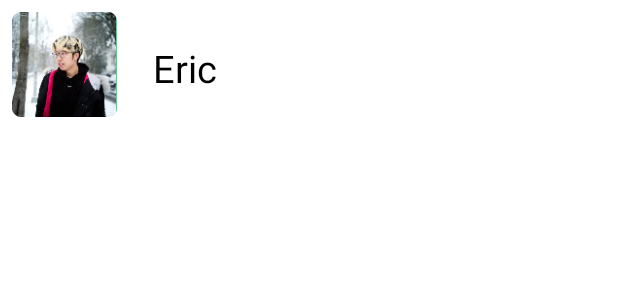
After one commit to ericngg/FBU-Instagram, an Android app: the layout item_follow.xml on its own in the app's theme, with its tools: preview values and no code run, on a phone screen of 412 x 824 dp. The commit adds this screen. Shown: the top 300 px of the screen. Run offline under Robolectric (Android 15) with nearby library versions, the phone set to English and light mode, and no system bars.

Commit message:
added follower/following

```diff
--- a/app/src/main/AndroidManifest.xml
+++ b/app/src/main/AndroidManifest.xml
@@ -21,7 +21,8 @@
         android:roundIcon="@mipmap/ic_launcher_round"
         android:supportsRtl="true"
         android:theme="@style/Theme.Instagram">
-        <activity android:name=".Activities.SignUpActivity"></activity>
+        <activity android:name=".Activities.FActivity"></activity>
+        <activity android:name=".Activities.SignUpActivity" />
         <activity android:name=".Activities.PostDetailActivity" />
 
         <provider
--- a/app/src/main/java/com/example/instagram/ParseApplication.java
+++ b/app/src/main/java/com/example/instagram/ParseApplication.java
@@ -3,6 +3,7 @@ package com.example.instagram;
 import android.app.Application;
 
 import com.example.instagram.Models.Comment;
+import com.example.instagram.Models.Follow;
 import com.example.instagram.Models.Post;
 import com.parse.Parse;
 import com.parse.ParseObject;
@@ -15,6 +16,7 @@ public class ParseApplication extends Application {
 
         ParseObject.registerSubclass(Post.class);
         ParseObject.registerSubclass(Comment.class);
+        ParseObject.registerSubclass(Follow.class);
 
         Parse.initialize(new Parse.Configuration.Builder(this)
                 .applicationId("HVZbUnXAQJetaugySLCBnpKKXsRsfxpQDdJW9KQy")
--- /dev/null
+++ b/app/src/main/res/layout/item_follow.xml
@@ -0,0 +1,33 @@
+<?xml version="1.0" encoding="utf-8"?>
+<androidx.constraintlayout.widget.ConstraintLayout
+    xmlns:android="http://schemas.android.com/apk/res/android"
+    xmlns:app="http://schemas.android.com/apk/res-auto"
+    xmlns:tools="http://schemas.android.com/tools"
+    android:layout_width="match_parent"
+    android:layout_height="wrap_content"
+    android:paddingBottom="8dp">
+
+    <ImageView
+        android:id="@+id/ivFollowProfilePic"
+        android:layout_width="70dp"
+        android:layout_height="70dp"
+        android:layout_marginStart="8dp"
+        android:layout_marginTop="8dp"
+        android:scaleType="fitCenter"
+        android:adjustViewBounds="true"
+        app:layout_constraintStart_toStartOf="parent"
+        app:layout_constraintTop_toTopOf="parent"
+        app:srcCompat="@mipmap/pfp" />
+
+    <TextView
+        android:id="@+id/tvFollowName"
+        android:layout_width="wrap_content"
+        android:layout_height="wrap_content"
+        android:layout_marginStart="24dp"
+        android:layout_marginTop="28dp"
+        android:textColor="@color/black"
+        android:textSize="25sp"
+        app:layout_constraintStart_toEndOf="@+id/ivFollowProfilePic"
+        app:layout_constraintTop_toTopOf="parent"
+        tools:text="Eric" />
+</androidx.constraintlayout.widget.ConstraintLayout>
--- a/app/src/main/res/values/themes.xml
+++ b/app/src/main/res/values/themes.xml
@@ -12,5 +12,6 @@
         <!-- Status bar color. -->
         <item name="android:statusBarColor" tools:targetApi="l">?attr/colorPrimaryVariant</item>
         <!-- Customize your theme here. -->
+
     </style>
 </resources>
```
Also changed, not shown: app/src/main/java/com/example/instagram/Activities/FActivity.java (added, +86 -0 lines), app/src/main/java/com/example/instagram/Activities/MainActivity.java (+10 -0 lines), app/src/main/java/com/example/instagram/Adapters/fAdapter.java (added, +71 -0 lines), app/src/main/java/com/example/instagram/Fragments/ProfileFragment.java (+22 -1 lines), app/src/main/java/com/example/instagram/Models/Follow.java (added, +22 -0 lines), app/src/main/res/layout/activity_f.xml (added, +15 -0 lines).
